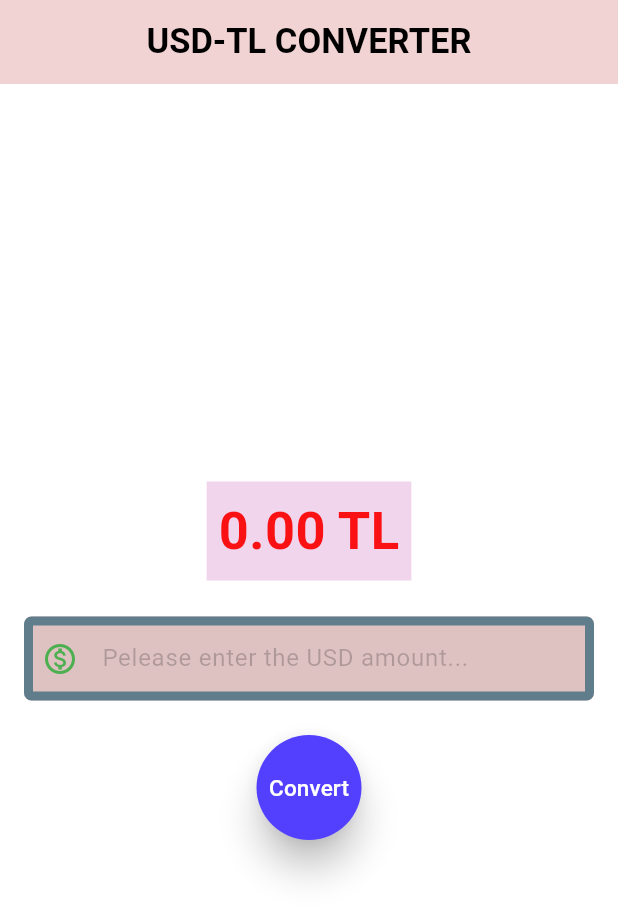
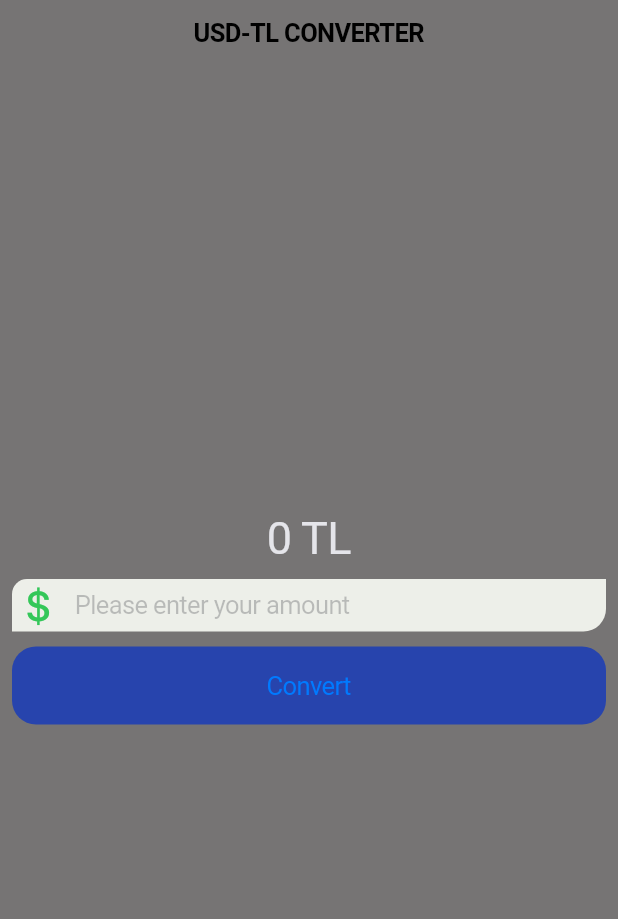
Before and after one commit to CumaliORUC/FLUTTER-CONVERTER, a Flutter app: the screen it shows after launch, on a phone screen of 412 x 824 dp. Shown: the top 919 px of the screen. Run offline on Flutter 3.47's test engine with Material 3 defaults, Android fonts, the phone set to English and light mode, and no system bars.

Commit message:
Cupertino Lib is added

```diff
--- a/lib/currency_converter_statefull.dart
+++ b/lib/currency_converter_statefull.dart
@@ -56,7 +56,7 @@ class _CurrencyConverterPageState extends State<CurrencyConverterStatefullPage>
                 margin: const EdgeInsets.all(8.0),
                 color: const Color.fromARGB(112, 220, 159, 215),
                 child: Text(
-                  '${result.toStringAsFixed(2)} TL',
+                  '${result!=0 ? result.toStringAsFixed(2): result.toStringAsFixed(0)} TL',
                   style: const TextStyle(
                     fontSize: 35, //font Size
                       fontWeight: FontWeight.bold, //font Weight
--- /dev/null
+++ b/lib/currency_converterter_cupertino_page.dart
@@ -0,0 +1,63 @@
+import 'package:flutter/cupertino.dart';
+
+class CurrencyConverterterCupertinoPage extends StatefulWidget {
+  const CurrencyConverterterCupertinoPage({super.key});
+
+  @override
+  State<CurrencyConverterterCupertinoPage> createState() => _CurrenState();
+}
+
+class _CurrenState extends State<CurrencyConverterterCupertinoPage> {
+  final TextEditingController textEditingController = TextEditingController();
+  double result = 0.0;
+  void convert() {
+    result = (double.parse(textEditingController.text) * 34.20);
+    setState(() {});
+  }
+
+  @override
+  Widget build(BuildContext context) {
+    return CupertinoPageScaffold(
+      backgroundColor: const Color.fromARGB(255, 118, 116, 116),
+      navigationBar: const CupertinoNavigationBar(
+        middle: Text("USD-TL CONVERTER"),
+      ),
+      child: Center(
+        child: Padding(
+          padding: const EdgeInsets.all(8.0),
+          child: Column(
+            mainAxisAlignment: MainAxisAlignment.center,
+            children: [
+              Text(
+                '${result != 0 ? result.toStringAsFixed(2) : result.toStringAsFixed(0)} TL',
+                style: const TextStyle(fontSize: 30, color: CupertinoColors.lightBackgroundGray),
+              ),
+              const SizedBox(height: 10.0),
+              CupertinoTextField(
+
+                prefix: const Icon(CupertinoIcons.money_dollar,
+                    color: CupertinoColors.activeGreen, size: 35),
+                placeholder: "Please enter your amount",
+                decoration: const BoxDecoration(
+                    color: Color.fromARGB(255, 237, 239, 233),
+                    borderRadius: BorderRadius.only(topLeft: Radius.circular(10), bottomRight: Radius.circular(15),),),
+                keyboardType: const TextInputType.numberWithOptions(),
+                controller: textEditingController,
+              ),
+              const SizedBox(height: 10.0),
+              SizedBox(
+                width: double.infinity,
+                child: CupertinoButton(
+                  onPressed: convert,
+                  color: const Color.fromARGB(255, 39, 68, 173),
+                  borderRadius: BorderRadius.circular(16),
+                  child: const Text("Convert"),
+                ),
+              ),
+            ],
+          ),
+        ),
+      ),
+    );
+  }
+}
--- a/lib/main.dart
+++ b/lib/main.dart
@@ -1,4 +1,6 @@
+import 'package:flutter/cupertino.dart';
 import 'package:flutter/material.dart';
+import 'package:flutter_application_1/currency_converterter_cupertino_page.dart';
 
 import 'currency_converter_statefull.dart';
 
@@ -6,7 +8,7 @@ import 'currency_converter_statefull.dart';
 
 
 void main() {
-  runApp(const MyApp()); //directional widget
+  runApp(const MyCupertionoApp()); //directional widget
 }
 //State
 // 1-Stateful Widget --> Değişken
@@ -26,3 +28,14 @@ class MyApp extends StatelessWidget {
     );
   }
 }
+
+class MyCupertionoApp extends StatelessWidget {
+  const MyCupertionoApp({super.key});
+
+  @override
+  Widget build(BuildContext context) {
+     return const CupertinoApp(
+      home: CurrencyConverterterCupertinoPage(),
+    );
+  }
+}
```
